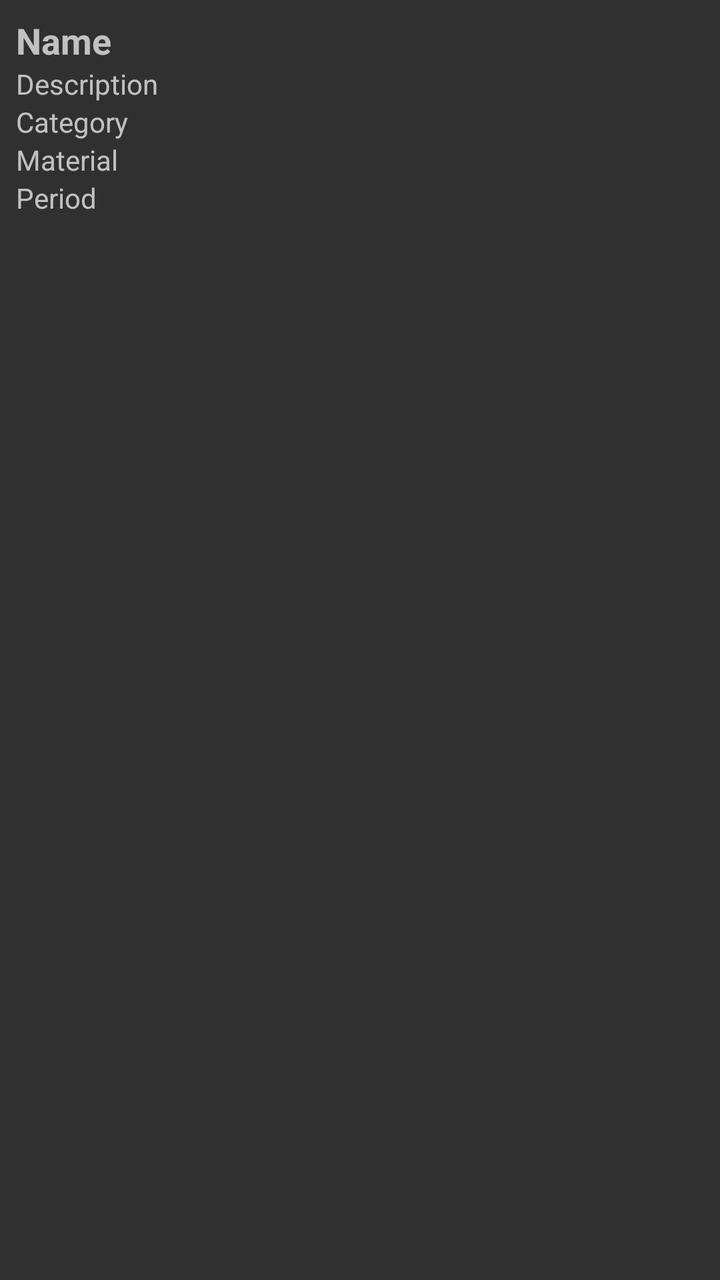
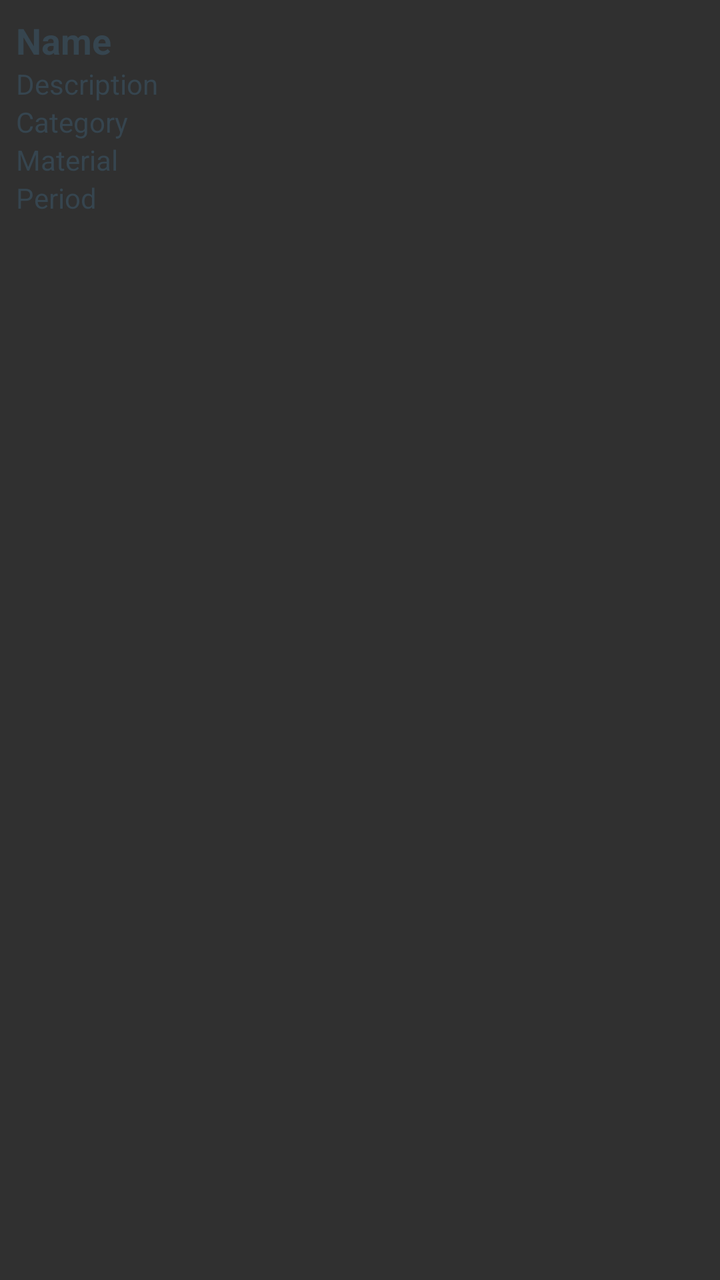

Screens rendered from an Android XML layout before and after an edit, with the pre-edit source and the edit as a unified diff.
<!-- AndroidManifest.xml: application theme Theme.AppCompat -->
<!-- res/layout/activity_item_adapater.xml -->
<?xml version="1.0" encoding="utf-8"?>
<androidx.constraintlayout.widget.ConstraintLayout xmlns:android="http://schemas.android.com/apk/res/android"
    xmlns:app="http://schemas.android.com/apk/res-auto"
    xmlns:tools="http://schemas.android.com/tools"
    android:layout_width="match_parent"
    android:layout_height="wrap_content"
    android:padding="8dp">

    <TextView
        android:id="@+id/textViewName"
        android:layout_width="0dp"
        android:layout_height="wrap_content"
        android:text="Name"
        android:textSize="18sp"
        android:textStyle="bold"
        app:layout_constraintEnd_toEndOf="parent"
        app:layout_constraintStart_toStartOf="parent"
        app:layout_constraintTop_toTopOf="parent" />

    <TextView
        android:id="@+id/textViewDescription"
        android:layout_width="0dp"
        android:layout_height="wrap_content"
        android:text="Description"
        app:layout_constraintEnd_toEndOf="parent"
        app:layout_constraintStart_toStartOf="parent"
        app:layout_constraintTop_toBottomOf="@id/textViewName" />

    <TextView
        android:id="@+id/textViewCategory"
        android:layout_width="0dp"
        android:layout_height="wrap_content"
        android:text="Category"
        app:layout_constraintEnd_toEndOf="parent"
        app:layout_constraintStart_toStartOf="parent"
        app:layout_constraintTop_toBottomOf="@id/textViewDescription" />

    <TextView
        android:id="@+id/textViewMaterial"
        android:layout_width="0dp"
        android:layout_height="wrap_content"
        android:text="Material"
        app:layout_constraintEnd_toEndOf="parent"
        app:layout_constraintStart_toStartOf="parent"
        app:layout_constraintTop_toBottomOf="@id/textViewCategory" />

    <TextView
        android:id="@+id/textViewPeriod"
        android:layout_width="0dp"
        android:layout_height="wrap_content"
        android:text="Period"
        app:layout_constraintEnd_toEndOf="parent"
        app:layout_constraintStart_toStartOf="parent"
        app:layout_constraintTop_toBottomOf="@id/textViewMaterial" />

    <ImageButton
        android:id="@+id/btnLike"
        android:layout_width="32dp"
        android:layout_height="32dp"
        android:layout_marginStart="340dp"
        android:layout_marginTop="12dp"
        android:background="@android:color/transparent"
        android:src="@drawable/ic_heart_outline"
        app:layout_constraintStart_toStartOf="parent"
        app:layout_constraintTop_toBottomOf="@+id/textViewPeriod" />

    <TextView
        android:id="@+id/tvLikeCount"
        android:layout_width="wrap_content"
        android:layout_height="wrap_content"
        android:text="0"
        android:textSize="14sp"
        android:layout_marginStart="4dp"
        android:gravity="center_vertical"
        app:layout_constraintTop_toTopOf="@+id/btnLike"
        app:layout_constraintBottom_toBottomOf="@+id/btnLike"
        app:layout_constraintStart_toEndOf="@+id/btnLike" />

</androidx.constraintlayout.widget.ConstraintLayout>
<!-- resources referenced by this layout -->
<resources>
  <!-- drawable ic_heart_outline (drawable) -->
  <vector xmlns:android="http://schemas.android.com/apk/res/android"
      android:width="24dp"
      android:height="24dp"
      android:viewportWidth="960"
      android:viewportHeight="960">
    <path
        android:pathData="m480,840 l-58,-52q-101,-91 -167,-157T150,512.5Q111,460 95.5,416T80,326q0,-94 63,-157t157,-63q52,0 99,22t81,62q34,-40 81,-62t99,-22q94,0 157,63t63,157q0,46 -15.5,90T810,512.5Q771,565 705,631T538,788l-58,52ZM480,732q96,-86 158,-147.5t98,-107q36,-45.5 50,-81t14,-70.5q0,-60 -40,-100t-100,-40q-47,0 -87,26.5T518,280h-76q-15,-41 -55,-67.5T300,186q-60,0 -100,40t-40,100q0,35 14,70.5t50,81q36,45.5 98,107T480,732ZM480,459Z"
        android:fillColor="#d2d2d2" />
  </vector>
</resources>

<!-- the commit's change to res/layout/activity_item_adapater.xml (unified diff, before → after) -->
@@ -13,6 +13,9 @@
         android:text="Name"
         android:textSize="18sp"
         android:textStyle="bold"
+        android:backgroundTint="#36454F"
+        android:textColor="#36454F"
+        android:textColorHint="#36454F"
         app:layout_constraintEnd_toEndOf="parent"
         app:layout_constraintStart_toStartOf="parent"
         app:layout_constraintTop_toTopOf="parent" />
@@ -22,6 +25,9 @@
         android:layout_width="0dp"
         android:layout_height="wrap_content"
         android:text="Description"
+        android:backgroundTint="#36454F"
+        android:textColor="#36454F"
+        android:textColorHint="#36454F"
         app:layout_constraintEnd_toEndOf="parent"
         app:layout_constraintStart_toStartOf="parent"
         app:layout_constraintTop_toBottomOf="@id/textViewName" />
@@ -31,6 +37,9 @@
         android:layout_width="0dp"
         android:layout_height="wrap_content"
         android:text="Category"
+        android:backgroundTint="#36454F"
+        android:textColor="#36454F"
+        android:textColorHint="#36454F"
         app:layout_constraintEnd_toEndOf="parent"
         app:layout_constraintStart_toStartOf="parent"
         app:layout_constraintTop_toBottomOf="@id/textViewDescription" />
@@ -40,6 +49,9 @@
         android:layout_width="0dp"
         android:layout_height="wrap_content"
         android:text="Material"
+        android:backgroundTint="#36454F"
+        android:textColor="#36454F"
+        android:textColorHint="#36454F"
         app:layout_constraintEnd_toEndOf="parent"
         app:layout_constraintStart_toStartOf="parent"
         app:layout_constraintTop_toBottomOf="@id/textViewCategory" />
@@ -49,6 +61,9 @@
         android:layout_width="0dp"
         android:layout_height="wrap_content"
         android:text="Period"
+        android:backgroundTint="#36454F"
+        android:textColor="#36454F"
+        android:textColorHint="#36454F"
         app:layout_constraintEnd_toEndOf="parent"
         app:layout_constraintStart_toStartOf="parent"
         app:layout_constraintTop_toBottomOf="@id/textViewMaterial" />
@@ -72,6 +87,9 @@
         android:textSize="14sp"
         android:layout_marginStart="4dp"
         android:gravity="center_vertical"
+        android:backgroundTint="#36454F"
+        android:textColor="#36454F"
+        android:textColorHint="#36454F"
         app:layout_constraintTop_toTopOf="@+id/btnLike"
         app:layout_constraintBottom_toBottomOf="@+id/btnLike"
         app:layout_constraintStart_toEndOf="@+id/btnLike" />
